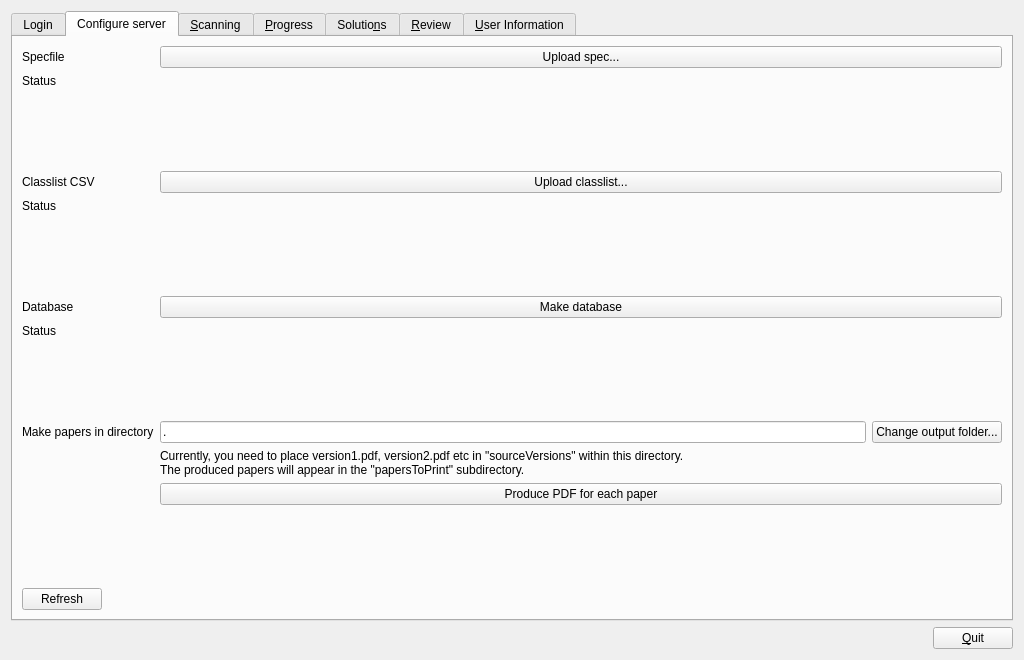
plomgrading/plom, file qtCreatorFiles/ui_manager.ui: the form before one commit.
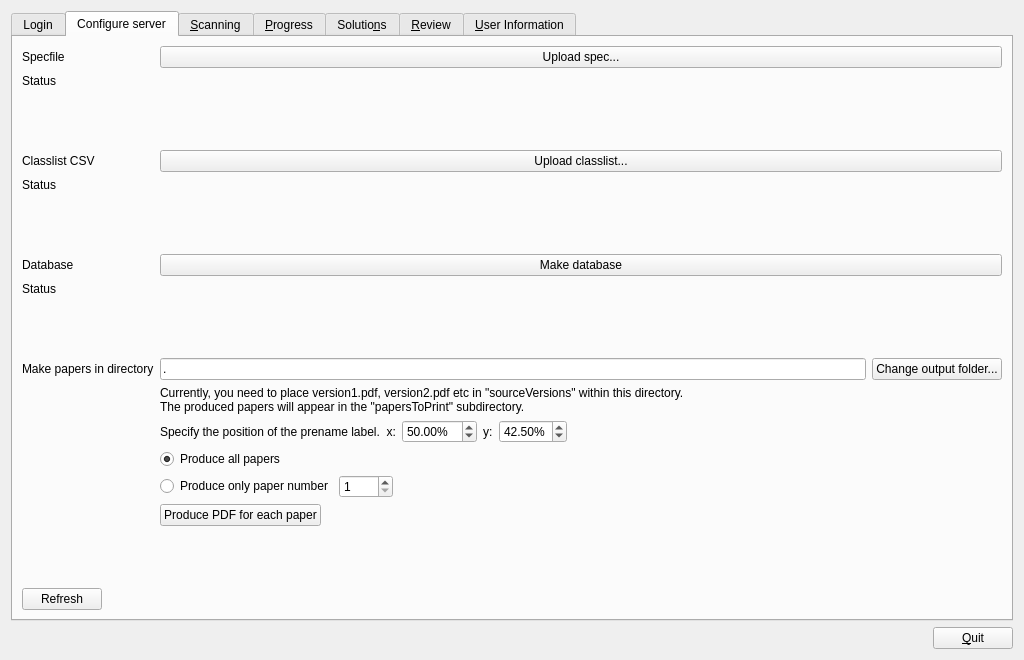
The form after the commit. The open tabs and pages were chosen to show the change.

Commit message: More options for make papers

What changed in the file:
```diff
--- a/qtCreatorFiles/ui_manager.ui
+++ b/qtCreatorFiles/ui_manager.ui
@@ -419,13 +419,173 @@
         </widget>
        </item>
        <item row="18" column="1">
-        <widget class="QPushButton" name="makePapersButton">
-         <property name="text">
-          <string>Produce PDF for each paper</string>
-         </property>
+        <widget class="QFrame" name="frame_6">
+         <layout class="QHBoxLayout" name="horizontalLayout_27">
+          <property name="leftMargin">
+           <number>0</number>
+          </property>
+          <property name="topMargin">
+           <number>0</number>
+          </property>
+          <property name="rightMargin">
+           <number>0</number>
+          </property>
+          <property name="bottomMargin">
+           <number>0</number>
+          </property>
+          <item>
+           <widget class="QLabel" name="label_20">
+            <property name="text">
+             <string>Specify the position of the prename label.  x:</string>
+            </property>
+           </widget>
+          </item>
+          <item>
+           <widget class="QDoubleSpinBox" name="makePapersXPosSpinBox">
+            <property name="suffix">
+             <string>%</string>
+            </property>
+            <property name="maximum">
+             <double>100.000000000000000</double>
+            </property>
+            <property name="singleStep">
+             <double>0.100000000000000</double>
+            </property>
+            <property name="value">
+             <double>50.000000000000000</double>
+            </property>
+           </widget>
+          </item>
+          <item>
+           <widget class="QLabel" name="label_22">
+            <property name="text">
+             <string>y:</string>
+            </property>
+           </widget>
+          </item>
+          <item>
+           <widget class="QDoubleSpinBox" name="makePapersYPosSpinBox">
+            <property name="suffix">
+             <string>%</string>
+            </property>
+            <property name="value">
+             <double>42.500000000000000</double>
+            </property>
+           </widget>
+          </item>
+          <item>
+           <spacer name="horizontalSpacer_21">
+            <property name="orientation">
+             <enum>Qt::Horizontal</enum>
+            </property>
+            <property name="sizeHint" stdset="0">
+             <size>
+              <width>40</width>
+              <height>20</height>
+             </size>
+            </property>
+           </spacer>
+          </item>
+         </layout>
         </widget>
        </item>
-       <item row="19" column="1">
+       <item row="20" column="1">
+        <widget class="QFrame" name="frame_7">
+         <layout class="QGridLayout" name="gridLayout_5">
+          <property name="leftMargin">
+           <number>0</number>
+          </property>
+          <property name="topMargin">
+           <number>0</number>
+          </property>
+          <property name="rightMargin">
+           <number>0</number>
+          </property>
+          <property name="bottomMargin">
+           <number>0</number>
+          </property>
+          <item row="1" column="2">
+           <spacer name="horizontalSpacer_20">
+            <property name="orientation">
+             <enum>Qt::Horizontal</enum>
+            </property>
+            <property name="sizeHint" stdset="0">
+             <size>
+              <width>40</width>
+              <height>20</height>
+             </size>
+            </property>
+           </spacer>
+          </item>
+          <item row="0" column="0">
+           <widget class="QRadioButton" name="radioButtonProduceAll">
+            <property name="text">
+             <string>Produce all papers</string>
+            </property>
+            <property name="checked">
+             <bool>true</bool>
+            </property>
+           </widget>
+          </item>
+          <item row="1" column="1">
+           <widget class="QSpinBox" name="makePapersWhichSpinBox">
+            <property name="minimum">
+             <number>1</number>
+            </property>
+            <property name="maximum">
+             <number>9999</number>
+            </property>
+           </widget>
+          </item>
+          <item row="1" column="0">
+           <widget class="QRadioButton" name="radioButtonProduceOne">
+            <property name="text">
+             <string>Produce only paper number</string>
+            </property>
+           </widget>
+          </item>
+         </layout>
+        </widget>
+       </item>
+       <item row="21" column="1">
+        <widget class="QFrame" name="frame_8">
+         <layout class="QHBoxLayout" name="horizontalLayout_28">
+          <property name="leftMargin">
+           <number>0</number>
+          </property>
+          <property name="topMargin">
+           <number>0</number>
+          </property>
+          <property name="rightMargin">
+           <number>0</number>
+          </property>
+          <property name="bottomMargin">
+           <number>0</number>
+          </property>
+          <item>
+           <widget class="QPushButton" name="makePapersButton">
+            <property name="text">
+             <string>Produce PDF for each paper</string>
+            </property>
+           </widget>
+          </item>
+          <item>
+           <spacer name="horizontalSpacer_19">
+            <property name="orientation">
+             <enum>Qt::Horizontal</enum>
+            </property>
+            <property name="sizeHint" stdset="0">
+             <size>
+              <width>40</width>
+              <height>20</height>
+             </size>
+            </property>
+           </spacer>
+          </item>
+         </layout>
+        </widget>
+       </item>
+       <item row="23" column="1">
         <spacer name="verticalSpacer_15">
          <property name="orientation">
           <enum>Qt::Vertical</enum>
@@ -438,7 +598,7 @@
          </property>
         </spacer>
        </item>
-       <item row="20" column="0">
+       <item row="24" column="0">
         <widget class="QPushButton" name="configRefreshButton">
          <property name="text">
           <string>Refresh</string>
```
The commit also changes 2 other files.
